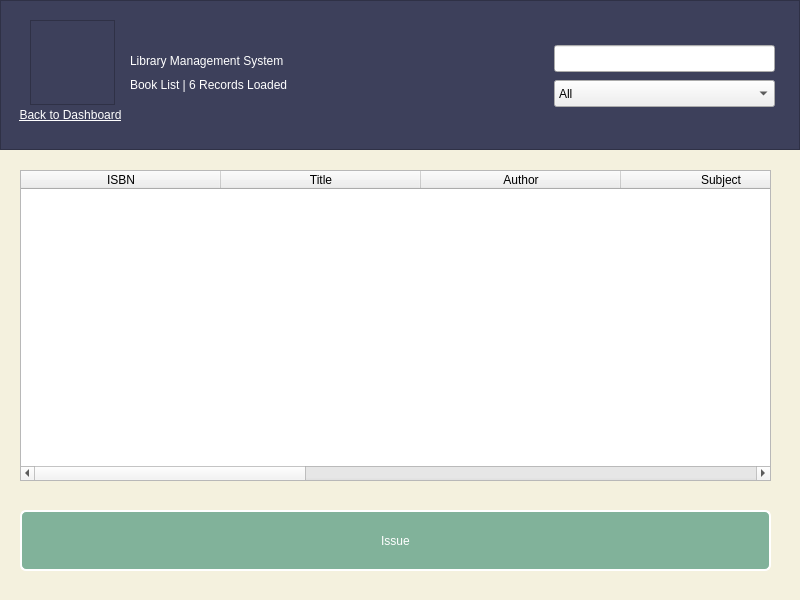
Old version of the form booklist_user.ui in the repository kianmajl/Library.
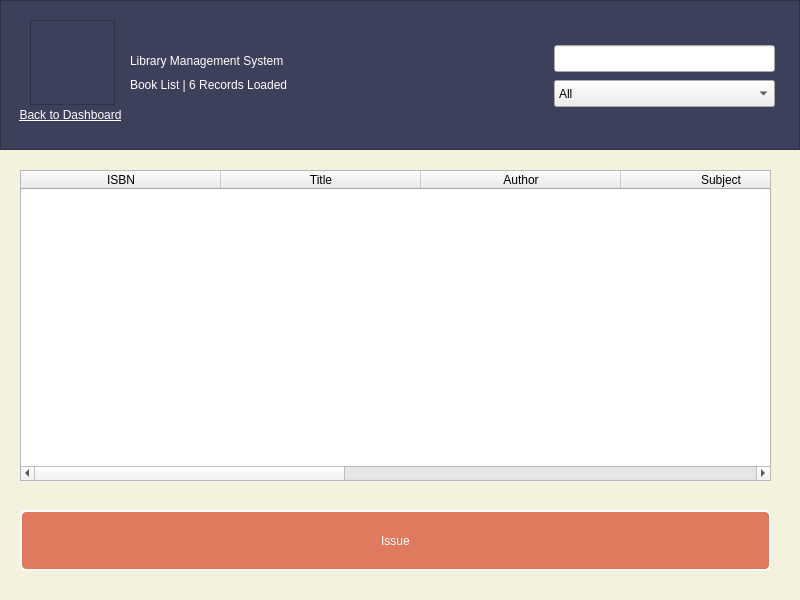
New version of the form. Icons and pictures are not drawn.

What changed in the file:
```diff
--- a/booklist_user.ui
+++ b/booklist_user.ui
@@ -30,14 +30,6 @@
 QPushButton:hover
 {
 	background-color: rgb(242, 204, 143);
-}
-QPushButton#pushButton_refresh
-{
-	background-color: rgb(129, 178, 154);
-}
-QPushButton:hover#pushButton_refresh
-{
-	background-color: rgb(242, 204, 143);
 }</string>
   </property>
   <widget class="QFrame" name="frame_top">
@@ -260,11 +252,6 @@
      <string>Number Of Pages</string>
     </property>
    </column>
-   <column>
-    <property name="text">
-     <string>Number Of Availables</string>
-    </property>
-   </column>
   </widget>
   <widget class="QWidget" name="horizontalLayoutWidget">
    <property name="geometry">
```
Left out of the diff: 12 changed lines with no effect on the pictures.
